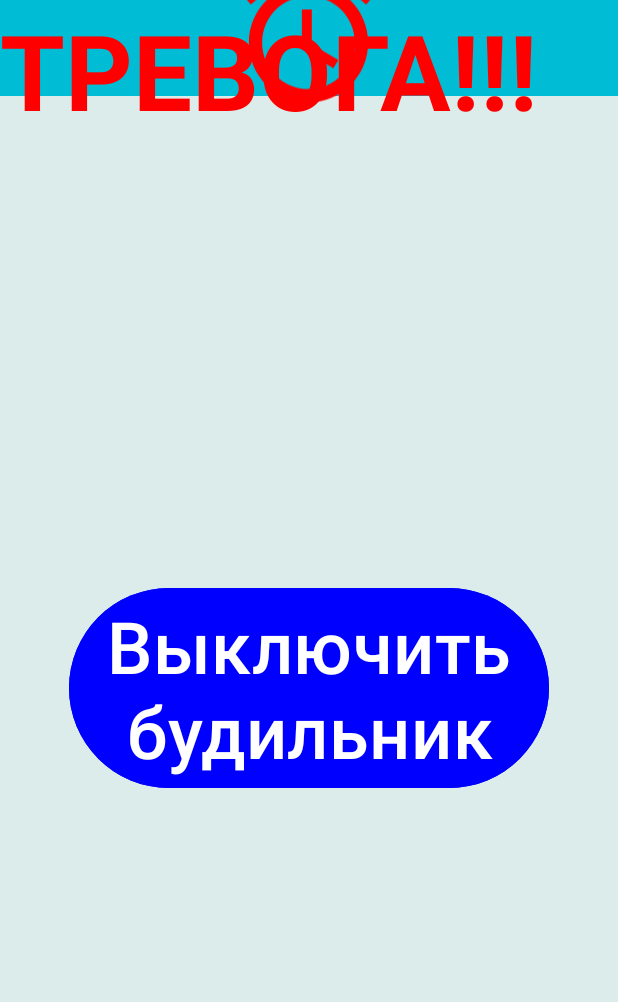
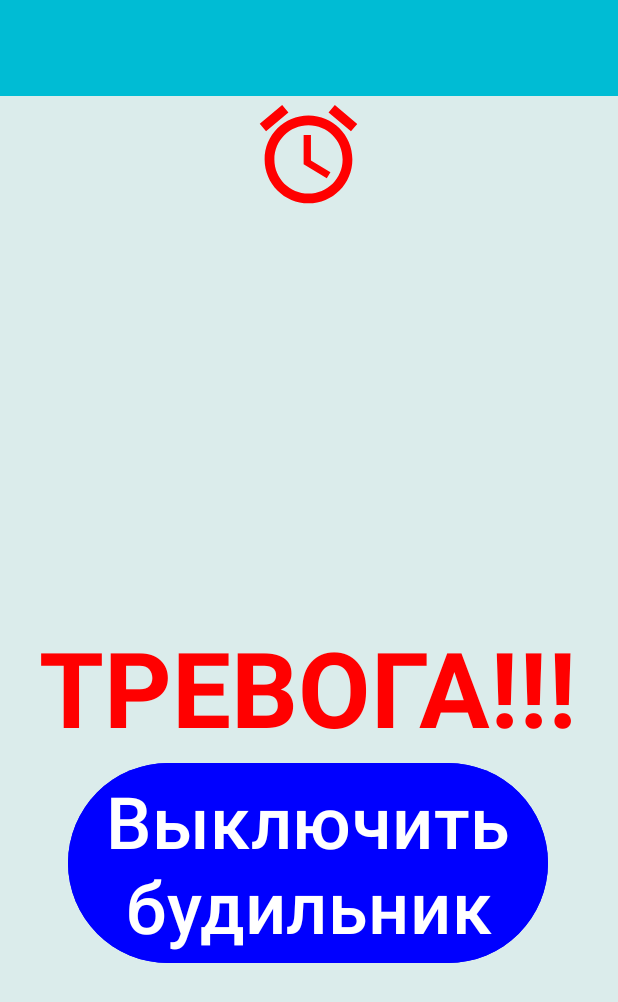
Before and after one commit to OlegEfremov54/DZ13AlarmClock, an Android app: the layout activity_ckloc.xml on its own in the app's theme, with its tools: preview values and no code run, on a phone screen of 412 x 824 dp. Shown: the top 1002 px of the screen. Run offline under Robolectric (Android 15) with nearby library versions, the phone set to English and light mode, and no system bars.

Commit message:
Комит 1

```diff
--- a/app/src/main/res/layout/activity_ckloc.xml
+++ b/app/src/main/res/layout/activity_ckloc.xml
@@ -16,20 +16,25 @@
         tools:ignore="MissingConstraints"
         />
 
+    <LinearLayout
+        android:id="@+id/LL1"
+        android:layout_width="411dp"
+        android:layout_height="665dp"
+        android:orientation="vertical"
+        app:layout_constraintTop_toBottomOf="@id/toolbarClok"
+        tools:ignore="MissingConstraints"
+        tools:layout_editor_absoluteX="0dp">
 
         <ImageView
             android:id="@+id/imageAlarmClockIV"
-        android:layout_width="106dp"
-        android:layout_height="124dp"
+            android:layout_width="95dp"
+            android:layout_height="78dp"
             android:layout_gravity="center"
-        android:layout_marginHorizontal="20dp"
-        android:layout_marginVertical="20dp"
             android:src="@drawable/baseline_alarm_24"
             app:layout_constraintBottom_toTopOf="@id/imageAlarmClockGifIV"
             app:layout_constraintEnd_toEndOf="parent"
             app:layout_constraintHorizontal_bias="0.498"
             app:layout_constraintStart_toStartOf="parent"
-        app:layout_constraintTop_toBottomOf="@id/toolbarClok"
             app:layout_constraintVertical_bias="0.257" />
 
         <pl.droidsonroids.gif.GifImageView
@@ -42,6 +47,7 @@
             app:layout_constraintBottom_toTopOf="@+id/textAlarmTV"
             app:layout_constraintEnd_toEndOf="parent"
             app:layout_constraintStart_toStartOf="parent"
+            app:layout_constraintTop_toBottomOf="@id/imageAlarmClockIV"
             tools:ignore="MissingClass,MissingConstraints" />
 
         <TextView
@@ -52,20 +58,23 @@
             android:textColor="@color/red"
             android:textSize="70sp"
             android:textStyle="bold"
-        tools:layout_editor_absoluteX="26dp"
-        tools:layout_editor_absoluteY="467dp"
-        tools:ignore="MissingConstraints" />
+            app:layout_constraintEnd_toEndOf="parent"
+            app:layout_constraintStart_toStartOf="parent"
+            android:layout_gravity="center"
+            app:layout_constraintTop_toBottomOf="@id/imageAlarmClockGifIV"
+            tools:ignore="MissingConstraints"
+             />
 
         <Button
             android:id="@+id/stopAlarmButtonBTN"
             android:layout_width="wrap_content"
             android:layout_height="wrap_content"
+            android:backgroundTint="@color/blue"
             android:text="@string/button_off_alarmclock"
             android:textSize="48sp"
-        android:backgroundTint="@color/blue"
-        app:layout_constraintBottom_toBottomOf="parent"
-        app:layout_constraintEnd_toEndOf="parent"
-        app:layout_constraintStart_toStartOf="parent"
+            android:layout_gravity="center"
             app:layout_constraintTop_toBottomOf="@id/textAlarmTV" />
 
+    </LinearLayout>
+
 </androidx.constraintlayout.widget.ConstraintLayout>
```
Lines whose indentation alone changed are shown as unchanged.
